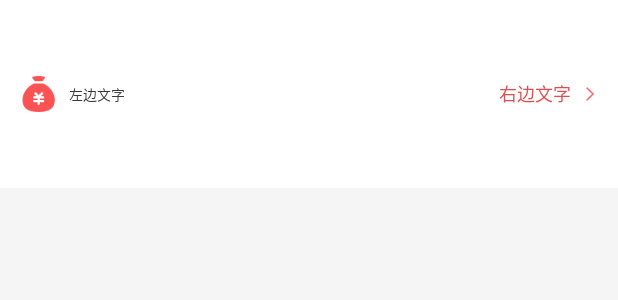
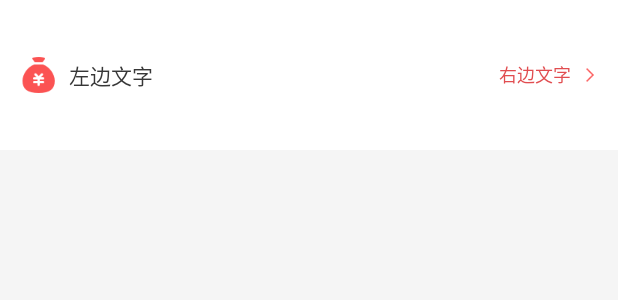
Before and after one commit to zcybug/testMvp, an Android app: the layout activity_m_text.xml on its own in the app's theme, with its tools: preview values and no code run, on a phone screen of 412 x 824 dp. Shown: the top 300 px of the screen. Run offline under Robolectric (Android 15) with nearby library versions, the phone set to English and light mode, and no system bars.

Commit message:
自定义

```diff
--- a/app/src/main/res/layout/activity_m_text.xml
+++ b/app/src/main/res/layout/activity_m_text.xml
@@ -7,14 +7,16 @@
     android:orientation="vertical">
 
     <com.android.mvp.widge.MSuperTextView
+        android:id="@+id/msuper_text"
         android:layout_width="match_parent"
-        android:layout_height="@dimen/x100"
+        android:layout_height="@dimen/x80"
         android:background="@color/white"
         sptv:lifeImgId="@drawable/balance_icon"
         sptv:liftText="左边文字"
+        sptv:liftTextSize="14dp"
         sptv:rightImgId="@drawable/arrow_right_red"
         sptv:rightText="右边文字"
         sptv:rightTextColor="@color/base_red"
-        sptv:rightTextSize="12sp" />
+        sptv:rightTextSize="12dp" />
 
 </LinearLayout>
```
Also changed, not shown: app/src/main/java/com/android/mvp/MTextViewActivity.java (+11 -0 lines), app/src/main/java/com/android/mvp/widge/MSuperTextView.java (+61 -0 lines).
